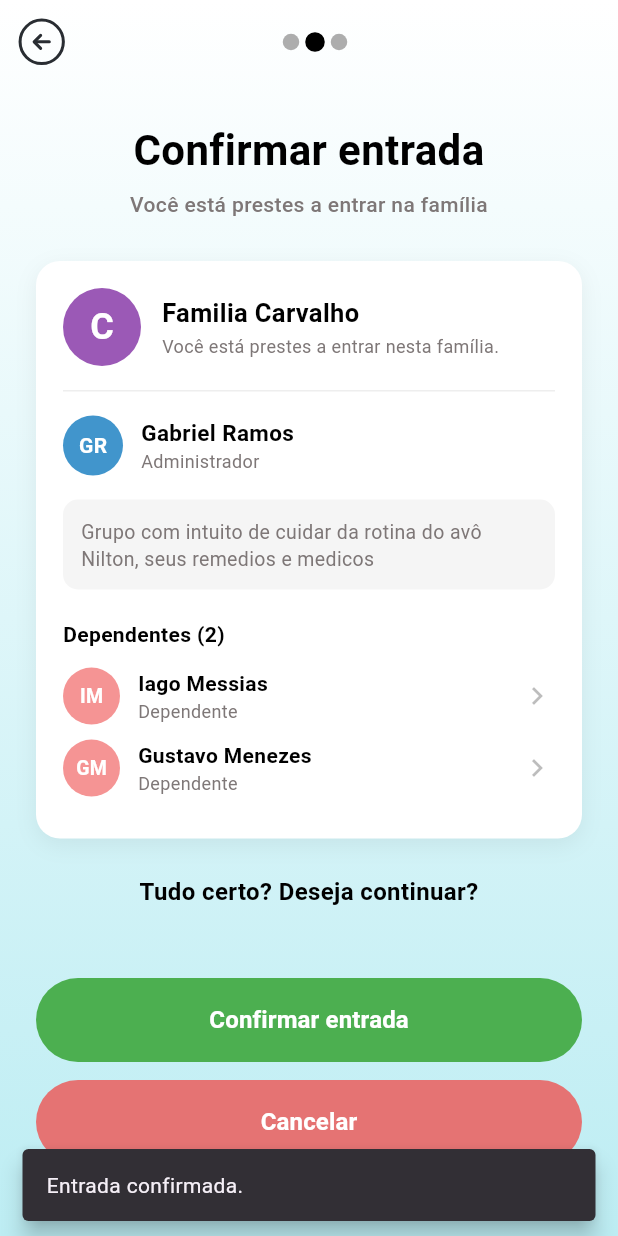
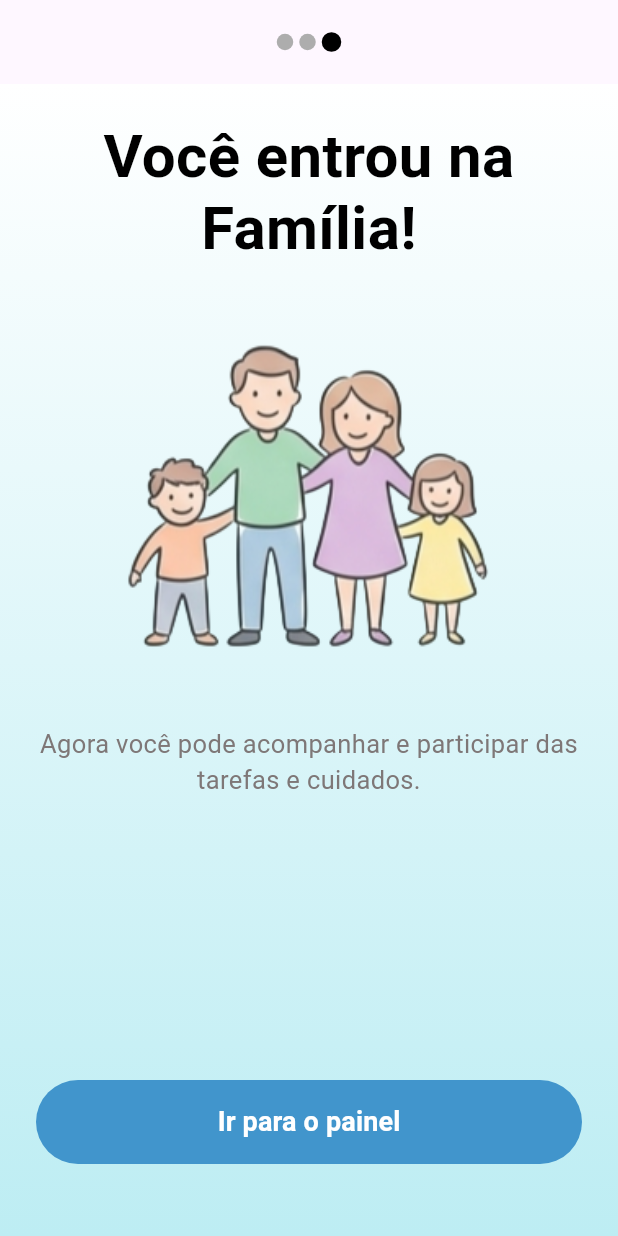
Before and after one commit to guiresteves/AgendaCare, a Flutter app: the ConfirmFamilyJoin screen opened directly, after a tap on "Confirmar entrada", on a phone screen of 412 x 824 dp. Run offline on Flutter 3.47's test engine with Material 3 defaults, Android fonts, the phone set to English and light mode, and no system bars; our stand-ins replace firebase_auth, firebase_core, flutter_svg; accounts and stored records are empty.

Commit message:
feat: implementando tela de bem vindo a familia

```diff
--- a/lib/presentation/pages/confirm_family_join_page.dart
+++ b/lib/presentation/pages/confirm_family_join_page.dart
@@ -2,6 +2,7 @@ import 'package:flutter/material.dart';
 
 import '../widgets/gradient_screen_layout.dart';
 import 'package:flutter_svg/flutter_svg.dart';
+import 'family_welcome_page.dart';
 
 const _familyName = 'Familia Carvalho';
 const _familyDescription =
@@ -19,8 +20,6 @@ class ConfirmFamilyJoin extends StatelessWidget {
   @override
   Widget build(BuildContext context) {
     return Scaffold(
-      backgroundColor: Colors.transparent,
-      extendBodyBehindAppBar: true,
       appBar: AppBar(
         backgroundColor: Colors.transparent,
         elevation: 0,
@@ -54,7 +53,6 @@ class ConfirmFamilyJoin extends StatelessWidget {
               crossAxisAlignment: CrossAxisAlignment.stretch,
               children: [
                 const SizedBox(height: 8),
-
                 const Text(
                   'Confirmar entrada',
                   textAlign: TextAlign.center,
@@ -64,9 +62,7 @@ class ConfirmFamilyJoin extends StatelessWidget {
                     color: Colors.black,
                   ),
                 ),
-
                 const SizedBox(height: 6),
-
                 const Text(
                   'Você está prestes a entrar na família',
                   textAlign: TextAlign.center,
@@ -76,16 +72,14 @@ class ConfirmFamilyJoin extends StatelessWidget {
                     color: Color(0xFF7E7777),
                   ),
                 ),
-
                 const SizedBox(height: 28),
-
                 Container(
                   padding: const EdgeInsets.all(18),
                   decoration: BoxDecoration(
                     color: Colors.white,
                     borderRadius: BorderRadius.circular(16),
-                    boxShadow: [
-                      const BoxShadow(
+                    boxShadow: const [
+                      BoxShadow(
                         color: Color.fromRGBO(0, 0, 0, 0.06),
                         blurRadius: 12,
                         offset: Offset(0, 4),
@@ -141,11 +135,9 @@ class ConfirmFamilyJoin extends StatelessWidget {
                           ),
                         ],
                       ),
-
                       const SizedBox(height: 16),
                       const Divider(height: 1, color: Color(0xFFEEEEEE)),
                       const SizedBox(height: 16),
-
                       Row(
                         children: [
                           _buildAvatar('GR', const Color(0xFF4195CC)),
@@ -172,9 +164,7 @@ class ConfirmFamilyJoin extends StatelessWidget {
                           ),
                         ],
                       ),
-
                       const SizedBox(height: 16),
-
                       Container(
                         padding: const EdgeInsets.all(12),
                         decoration: BoxDecoration(
@@ -190,9 +180,7 @@ class ConfirmFamilyJoin extends StatelessWidget {
                           ),
                         ),
                       ),
-
                       const SizedBox(height: 20),
-
                       Text(
                         'Dependentes (${_dependentes.length})',
                         style: const TextStyle(
@@ -201,9 +189,7 @@ class ConfirmFamilyJoin extends StatelessWidget {
                           color: Colors.black,
                         ),
                       ),
-
                       const SizedBox(height: 12),
-
                       ..._dependentes.map(
                         (d) => _DependenteItem(
                           iniciais: d['iniciais']!,
@@ -214,9 +200,7 @@ class ConfirmFamilyJoin extends StatelessWidget {
                     ],
                   ),
                 ),
-
                 const SizedBox(height: 24),
-
                 const Text(
                   'Tudo certo? Deseja continuar?',
                   textAlign: TextAlign.center,
@@ -228,17 +212,15 @@ class ConfirmFamilyJoin extends StatelessWidget {
                 ),
               ],
             ),
-
             Column(
               children: [
                 const SizedBox(height: 24),
-
                 ElevatedButton(
                   onPressed: () {
-                    ScaffoldMessenger.of(context).showSnackBar(
-                      const SnackBar(
-                        content: Text('Entrada confirmada.'),
-                        behavior: SnackBarBehavior.floating,
+                    Navigator.push(
+                      context,
+                      MaterialPageRoute(
+                        builder: (context) => const FamilyWelcomePage(),
                       ),
                     );
                   },
@@ -256,9 +238,7 @@ class ConfirmFamilyJoin extends StatelessWidget {
                     style: TextStyle(fontSize: 16, fontWeight: FontWeight.w600),
                   ),
                 ),
-
                 const SizedBox(height: 12),
-
                 ElevatedButton(
                   onPressed: () => Navigator.pop(context),
                   style: ElevatedButton.styleFrom(
@@ -275,7 +255,6 @@ class ConfirmFamilyJoin extends StatelessWidget {
                     style: TextStyle(fontSize: 16, fontWeight: FontWeight.w600),
                   ),
                 ),
-
                 const SizedBox(height: 32),
               ],
             ),
--- /dev/null
+++ b/lib/presentation/pages/family_welcome_page.dart
@@ -0,0 +1,107 @@
+import 'package:flutter/material.dart';
+
+import '../widgets/gradient_screen_layout.dart';
+
+class FamilyWelcomePage extends StatelessWidget {
+  const FamilyWelcomePage({super.key});
+
+  @override
+  Widget build(BuildContext context) {
+    return Scaffold(
+      appBar: AppBar(
+        backgroundColor: Colors.transparent,
+        elevation: 0,
+        automaticallyImplyLeading: false,
+        title: Row(
+          mainAxisAlignment: MainAxisAlignment.center,
+          children: [
+            _buildProgressDot(isActive: false),
+            const SizedBox(width: 4),
+            _buildProgressDot(isActive: false),
+            const SizedBox(width: 4),
+            _buildProgressDot(isActive: true),
+          ],
+        ),
+        centerTitle: true,
+      ),
+      body: GradientScreenLayout(
+        child: Column(
+          crossAxisAlignment: CrossAxisAlignment.stretch,
+          mainAxisAlignment: MainAxisAlignment.spaceBetween,
+          children: [
+            Column(
+              crossAxisAlignment: CrossAxisAlignment.stretch,
+              children: [
+                const SizedBox(height: 8),
+                const Text(
+                  'Você entrou na\nFamília!',
+                  textAlign: TextAlign.center,
+                  style: TextStyle(
+                    fontSize: 40,
+                    fontWeight: FontWeight.w700,
+                    color: Colors.black,
+                    height: 1.2,
+                  ),
+                ),
+                const SizedBox(height: 48),
+                Center(
+                  child: Image.asset(
+                    'assets/images/join_family.png',
+                    height: 220,
+                    fit: BoxFit.contain,
+                  ),
+                ),
+                const SizedBox(height: 40),
+                const Text(
+                  'Agora você pode acompanhar e participar das tarefas e cuidados.',
+                  textAlign: TextAlign.center,
+                  style: TextStyle(
+                    fontSize: 17,
+                    fontWeight: FontWeight.w400,
+                    color: Color(0xFF7E7777),
+                    height: 1.4,
+                  ),
+                ),
+              ],
+            ),
+            Column(
+              children: [
+                ElevatedButton(
+                  onPressed: () {},
+                  style: ElevatedButton.styleFrom(
+                    backgroundColor: const Color(0xFF4195CC),
+                    foregroundColor: Colors.white,
+                    minimumSize: const Size.fromHeight(56),
+                    elevation: 0,
+                    shape: RoundedRectangleBorder(
+                      borderRadius: BorderRadius.circular(30),
+                    ),
+                  ),
+                  child: const Text(
+                    'Ir para o painel',
+                    style: TextStyle(fontSize: 18, fontWeight: FontWeight.w600),
+                  ),
+                ),
+                const SizedBox(height: 32),
+              ],
+            ),
+          ],
+        ),
+      ),
+    );
+  }
+
+  Widget _buildProgressDot({required bool isActive}) {
+    return AnimatedContainer(
+      duration: const Duration(milliseconds: 300),
+      width: isActive ? 13 : 11,
+      height: isActive ? 13 : 11,
+      decoration: BoxDecoration(
+        color: isActive
+            ? const Color.fromARGB(255, 0, 0, 0)
+            : const Color.fromARGB(255, 173, 173, 173),
+        borderRadius: BorderRadius.circular(8),
+      ),
+    );
+  }
+}
--- a/lib/presentation/pages/join_family_page.dart
+++ b/lib/presentation/pages/join_family_page.dart
@@ -23,7 +23,6 @@ class _JoinFamilyPageState extends State<JoinFamilyPage> {
   @override
   Widget build(BuildContext context) {
     return Scaffold(
-      extendBodyBehindAppBar: true,
       appBar: AppBar(
         backgroundColor: Colors.transparent,
         elevation: 0,
@@ -48,7 +47,6 @@ class _JoinFamilyPageState extends State<JoinFamilyPage> {
         centerTitle: true,
         actions: const [SizedBox(width: 48)],
       ),
-
       body: GradientScreenLayout(
         child: Column(
           crossAxisAlignment: CrossAxisAlignment.stretch,
@@ -58,7 +56,6 @@ class _JoinFamilyPageState extends State<JoinFamilyPage> {
               crossAxisAlignment: CrossAxisAlignment.stretch,
               children: [
                 const SizedBox(height: 8),
-
                 const Text(
                   'Entrar na Família',
                   textAlign: TextAlign.center,
@@ -68,9 +65,7 @@ class _JoinFamilyPageState extends State<JoinFamilyPage> {
                     color: Colors.black,
                   ),
                 ),
-
                 const SizedBox(height: 16),
-
                 const Text(
                   'Digite o código de acesso que você recebeu do administrador da família',
                   textAlign: TextAlign.center,
@@ -81,9 +76,7 @@ class _JoinFamilyPageState extends State<JoinFamilyPage> {
                     height: 1.2,
                   ),
                 ),
-
                 const SizedBox(height: 40),
-
                 const Text(
                   'Código de acesso',
                   textAlign: TextAlign.center,
@@ -93,9 +86,7 @@ class _JoinFamilyPageState extends State<JoinFamilyPage> {
                     color: Colors.black,
                   ),
                 ),
-
                 const SizedBox(height: 10),
-
                 Container(
                   decoration: BoxDecoration(
                     color: const Color.fromARGB(255, 255, 255, 255),
@@ -127,9 +118,7 @@ class _JoinFamilyPageState extends State<JoinFamilyPage> {
                     ),
                   ),
                 ),
-
                 const SizedBox(height: 14),
-
                 Center(
                   child: TextButton(
                     onPressed: () {},
@@ -148,7 +137,6 @@ class _JoinFamilyPageState extends State<JoinFamilyPage> {
                 ),
               ],
             ),
-
             Column(
               children: [
                 const SizedBox(height: 40),
@@ -162,7 +150,7 @@ class _JoinFamilyPageState extends State<JoinFamilyPage> {
                     );
                   },
                   style: ElevatedButton.styleFrom(
-                    backgroundColor: Color(0xFF4195CC),
+                    backgroundColor: const Color(0xFF4195CC),
                     foregroundColor: Colors.white,
                     minimumSize: const Size.fromHeight(56),
                     elevation: 0,
```
